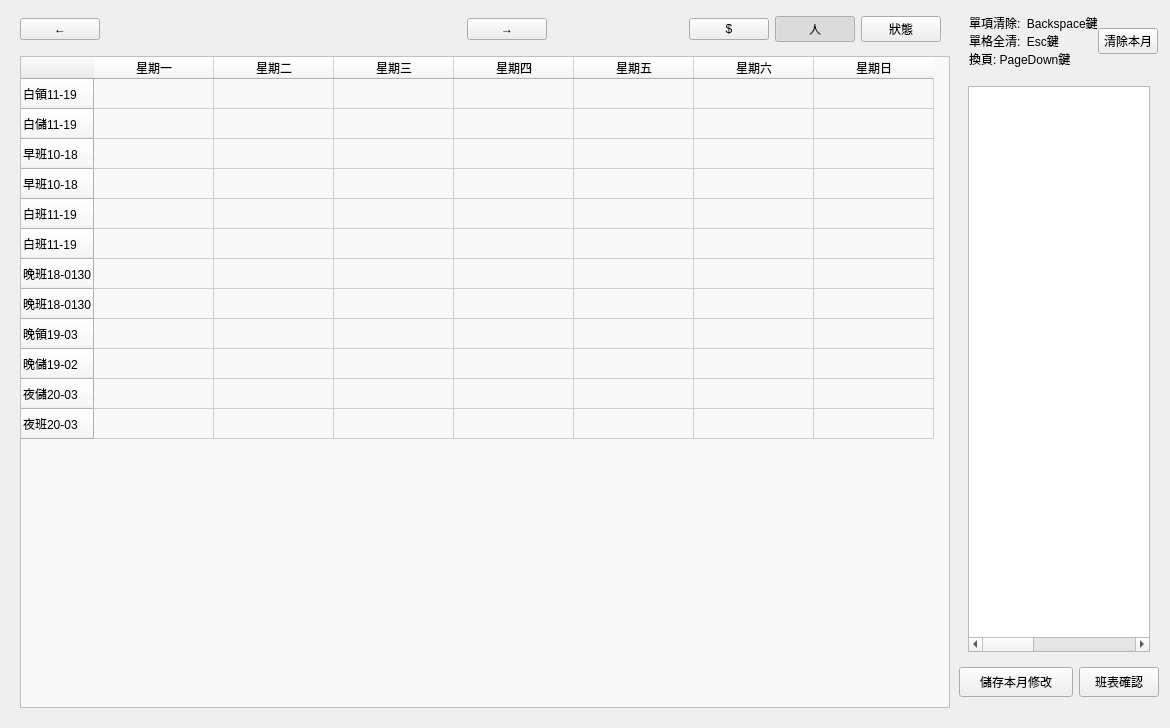
Old version of the form src/AdbClient/StageReport/LayerSchedule.ui in the repository roger0816/Adb.
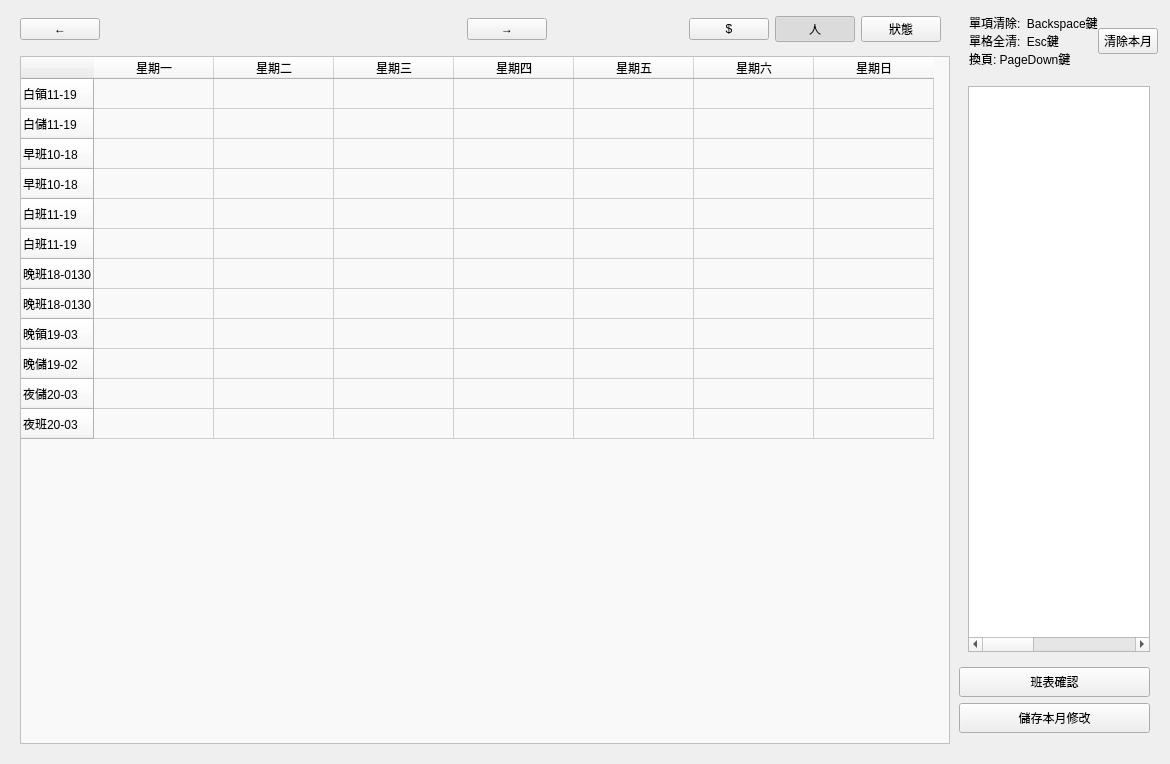
New version of the form. Custom widgets are drawn as their Qt base class.

```diff
--- a/src/AdbClient/StageReport/LayerSchedule.ui
+++ b/src/AdbClient/StageReport/LayerSchedule.ui
@@ -459,7 +459,7 @@
         </layout>
        </widget>
       </item>
-      <item row="2" column="0">
+      <item row="3" column="0">
        <widget class="QPushButton" name="btnSave">
         <property name="minimumSize">
          <size>
@@ -472,19 +472,6 @@
         </property>
        </widget>
       </item>
-      <item row="2" column="1">
-       <widget class="QPushButton" name="btnSchedulCheck">
-        <property name="minimumSize">
-         <size>
-          <width>0</width>
-          <height>30</height>
-         </size>
-        </property>
-        <property name="text">
-         <string>班表確認</string>
-        </property>
-       </widget>
-      </item>
       <item row="1" column="0">
        <widget class="QStackedWidget" name="stackRight">
         <property name="minimumSize">
@@ -767,6 +754,19 @@
         </widget>
        </widget>
       </item>
+      <item row="2" column="0">
+       <widget class="QPushButton" name="btnSchedulCheck">
+        <property name="minimumSize">
+         <size>
+          <width>0</width>
+          <height>30</height>
+         </size>
+        </property>
+        <property name="text">
+         <string>班表確認</string>
+        </property>
+       </widget>
+      </item>
      </layout>
     </widget>
    </item>
```
